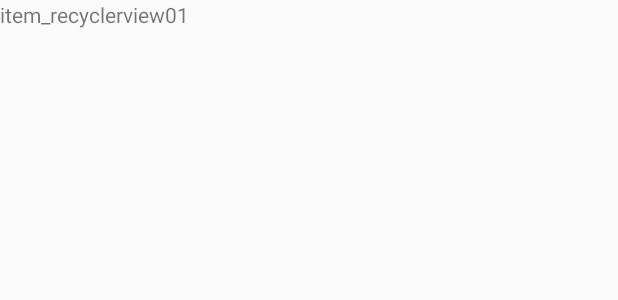
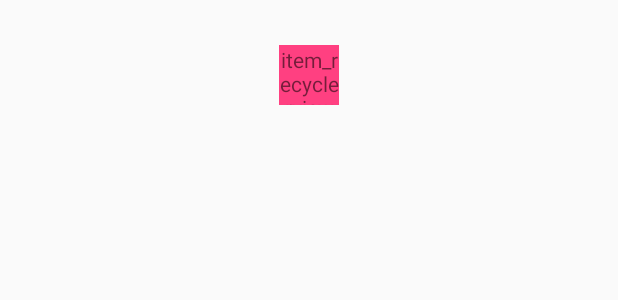
Before and after one commit to fallwater/AnroidTest20171212, an Android app: the layout item_recyclerview01.xml on its own in the app's theme, with its tools: preview values and no code run, on a phone screen of 412 x 824 dp. Shown: the top 300 px of the screen. Run offline under Robolectric (Android 15) with nearby library versions, the phone set to English and light mode, and no system bars.

Commit message:
1.添加BRAVH测试代码

```diff
--- a/app/build.gradle
+++ b/app/build.gradle
@@ -37,4 +37,7 @@ dependencies {
     //apache
     compile 'org.apache.commons:commons-lang3:3.6'
     implementation 'com.android.support:recyclerview-v7:27.0.2'
+
+    //BRVAH
+    compile 'com.github.CymChad:BaseRecyclerViewAdapterHelper:2.9.30'
 }
--- a/app/src/main/java/com/fallwater/applicationtest1710/fragment/BaseFragment.java
+++ b/app/src/main/java/com/fallwater/applicationtest1710/fragment/BaseFragment.java
@@ -32,8 +32,8 @@ public abstract class BaseFragment extends Fragment {
     @Override
     public void onViewCreated(View view, @Nullable Bundle savedInstanceState) {
         super.onViewCreated(view, savedInstanceState);
+        initData();
         initView(view,savedInstanceState);
-        initData();
 
     }
 
--- a/app/src/main/res/layout/item_recyclerview01.xml
+++ b/app/src/main/res/layout/item_recyclerview01.xml
@@ -2,12 +2,15 @@
 <LinearLayout
     xmlns:android="http://schemas.android.com/apk/res/android"
     android:layout_width="match_parent"
-    android:layout_height="50dp">
+    android:gravity="center"
+    android:layout_height="100dp">
 
     <TextView
-        android:layout_width="wrap_content"
+        android:id="@+id/tv01"
+        android:layout_width="40dp"
+        android:layout_height="40dp"
+        android:background="@color/colorAccent"
         android:gravity="center"
-        android:text="item_recyclerview01"
-        android:layout_height="wrap_content"/>
+        android:text="item_recyclerview01"/>
 
 </LinearLayout>
--- a/build.gradle
+++ b/build.gradle
@@ -18,6 +18,7 @@ allprojects {
     repositories {
         google()
         jcenter()
+        maven { url "https://jitpack.io" }
     }
 }
 
```
Also changed, not shown: app/src/main/java/com/fallwater/applicationtest1710/activity/Activity02.java (+29 -2 lines), app/src/main/java/com/fallwater/applicationtest1710/adapter/BRVAHAdapter.java (added, +29 -0 lines), app/src/main/java/com/fallwater/applicationtest1710/bean/Bean1.java (added, +15 -0 lines), app/src/main/java/com/fallwater/applicationtest1710/fragment/BRVAHFragment.java (added, +84 -0 lines), app/src/main/java/com/fallwater/applicationtest1710/test/SparseArrayTest.java (added, +38 -0 lines).
